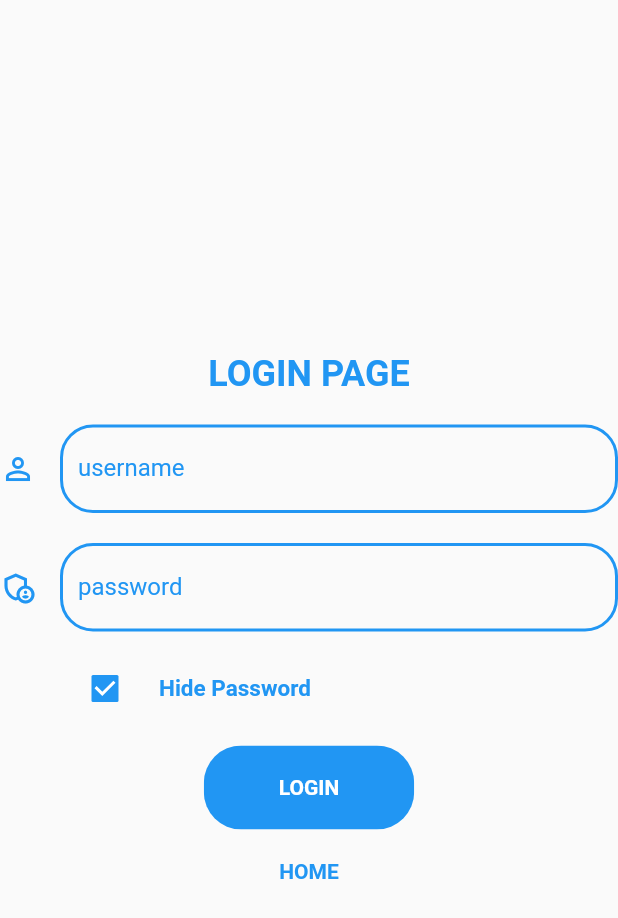
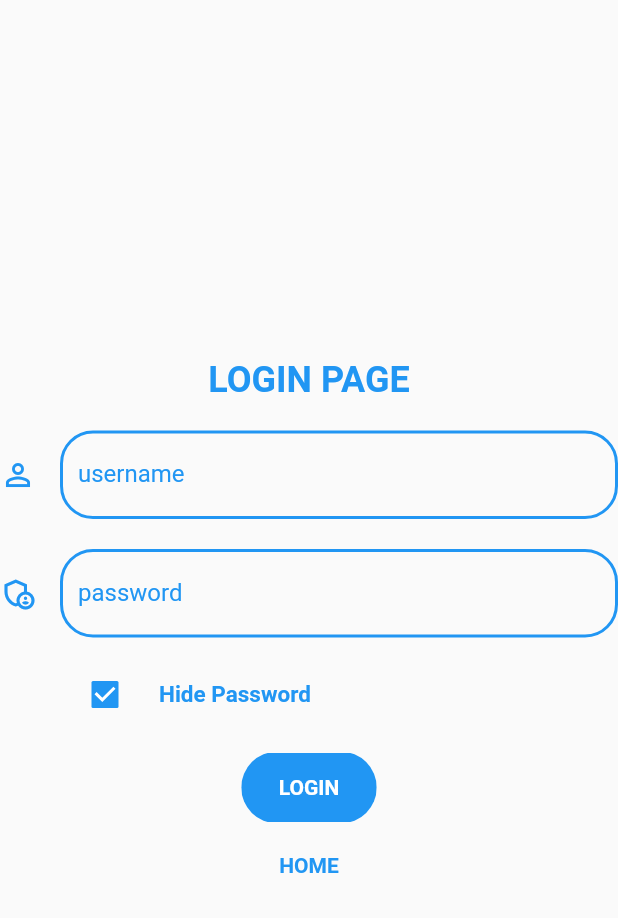
Before and after one commit to DSAQWERTY001/Web_app_proj, a Flutter app: the LoginScreen screen opened by its route, on a phone screen of 412 x 824 dp. Shown: the top 918 px of the screen. Run offline on Flutter 3.47's test engine with Material 2 defaults, Android fonts, the phone set to English and light mode, and no system bars; our stand-ins replace animated_text_kit, cloud_firestore, file_picker, firebase_auth, firebase_core, google_fonts and 1 more; missing offline and left inert: awesome_select, dart:html, excel, near_api_flutter, parent_child_checkbox; accounts and stored records are empty.

Commit message:
last one

```diff
--- a/lib/Screens/Login/login_screen.dart
+++ b/lib/Screens/Login/login_screen.dart
@@ -140,10 +140,12 @@ class _LoginScreenState extends State<LoginScreen> {
                   ),
                   ClipRRect(
                     borderRadius: BorderRadius.circular(25),
-                    child: FlatButton(
-                      padding:
-                          EdgeInsets.symmetric(horizontal: 50, vertical: 20),
-                      color: Colors.blue,
+                    child: TextButton(
+                      style: TextButton.styleFrom(
+                        padding:
+                            EdgeInsets.symmetric(horizontal: 25, vertical: 15),
+                        backgroundColor: Colors.blue,
+                      ),
                       onPressed: signIn,
                       child: Text(
                         "login".toUpperCase(),
```
Also changed, not shown: lib/Screens/Components/ฺButton.dart (+5 -4 lines), lib/Screens/Create_Vote/create_vote_body.dart (+6 -4 lines).
